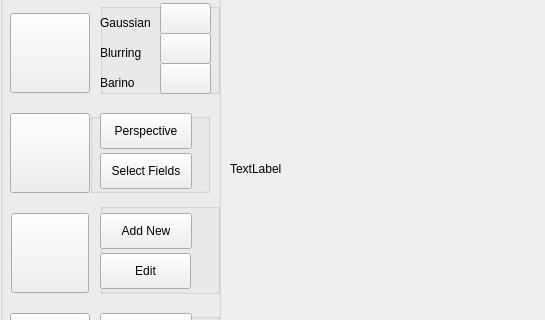
RodrigoGatao/RinobotSystem, file mainwindow.ui: the form before one commit; both pictures show x 0 to 545 and y 114 to 434 of the 997 by 634 pixel window.
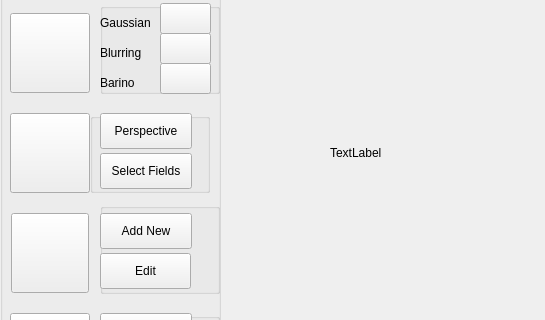
The form after the commit. The open tabs and pages were chosen to show the change. Icons and pictures are not drawn.

Patch:
```diff
--- a/mainwindow.ui
+++ b/mainwindow.ui
@@ -538,10 +538,10 @@
      <widget class="QLabel" name="camPerspetctivelbl">
       <property name="geometry">
        <rect>
-        <x>10</x>
-        <y>10</y>
-        <width>751</width>
-        <height>511</height>
+        <x>110</x>
+        <y>60</y>
+        <width>506</width>
+        <height>380</height>
        </rect>
       </property>
       <property name="text">
```
Left out of the diff: 30 changed lines with no effect on the pictures.
